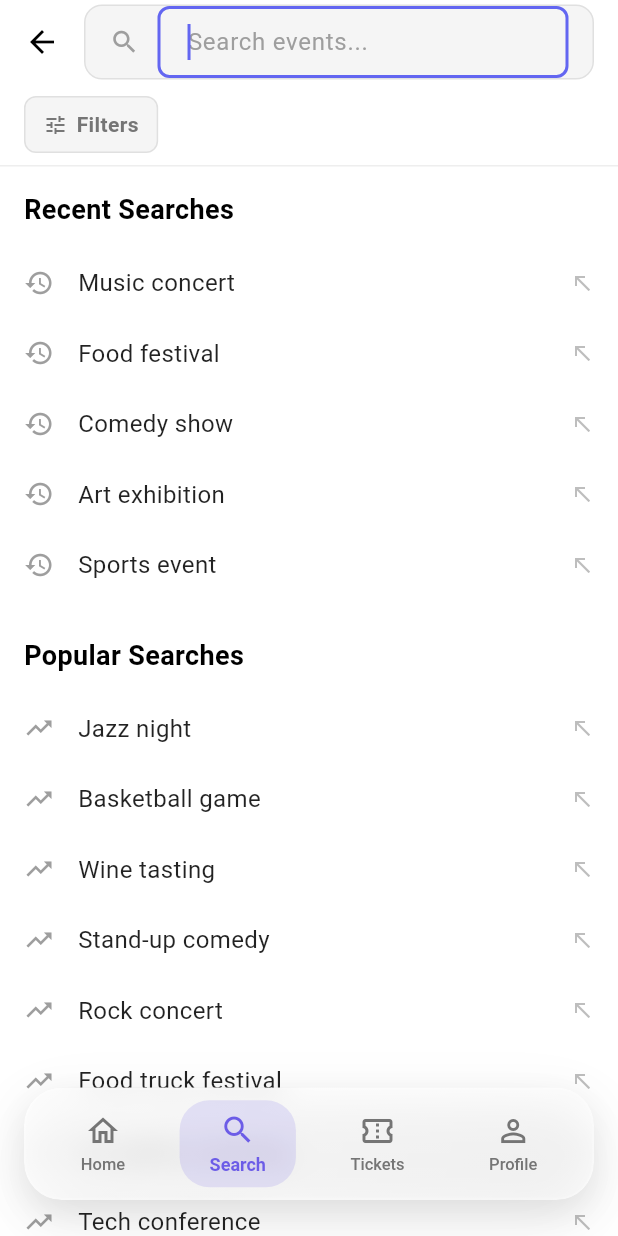
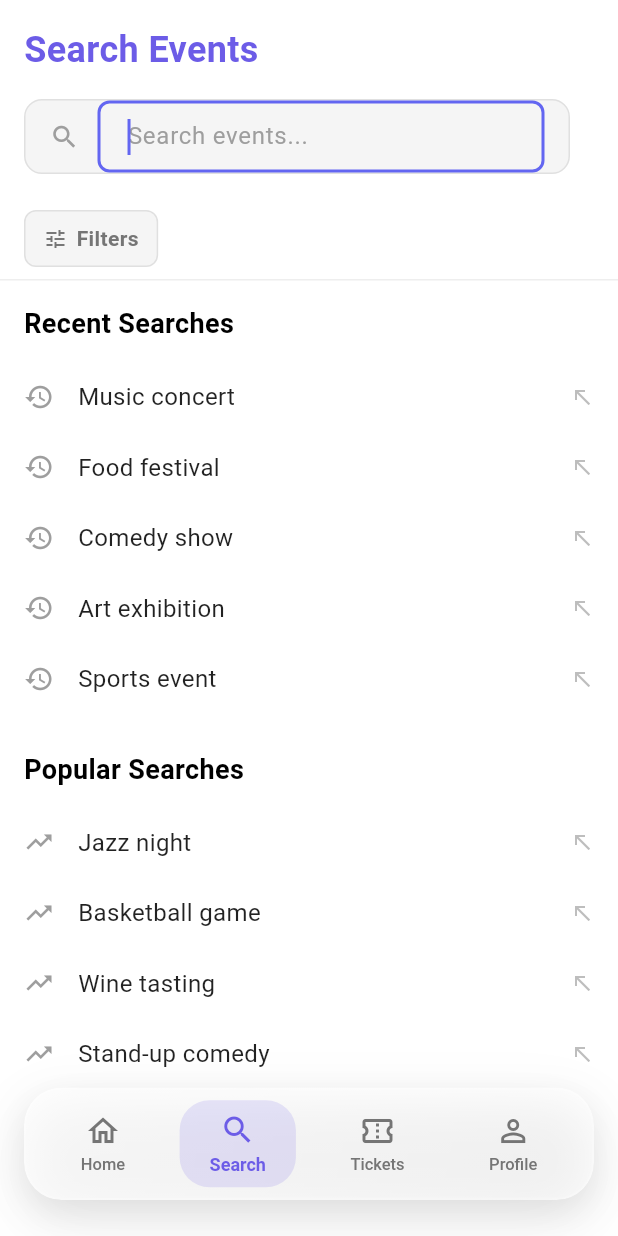
Before and after one commit to pvnzki/EventBn, a Flutter app: the HomeScreen screen opened by its route, after a tap on "Search...", on a phone screen of 412 x 824 dp. Run offline on Flutter 3.47's test engine with Material 3 defaults, Android fonts, the phone set to English and light mode, and no system bars; our stand-ins replace flutter_dotenv, go_router, shared_preferences; missing offline and left inert: flutter_stripe; accounts and stored records are empty; network calls fail.

Commit message:
Refactor screens to use Container and SafeArea for consistent layout; update navigation method in HomeScreen.

```diff
--- a/mobile-app/lib/features/events/screens/home_screen.dart
+++ b/mobile-app/lib/features/events/screens/home_screen.dart
@@ -75,9 +75,9 @@ class _HomeScreenState extends State<HomeScreen> {
 
   @override
   Widget build(BuildContext context) {
-    return Scaffold(
-      backgroundColor: Colors.white,
-      body: SafeArea(
+    return Container(
+      color: Colors.white,
+      child: SafeArea(
         child: SingleChildScrollView(
           child: Column(
             crossAxisAlignment: CrossAxisAlignment.start,
@@ -206,7 +206,7 @@ class _HomeScreenState extends State<HomeScreen> {
     return Padding(
       padding: const EdgeInsets.symmetric(horizontal: 24),
       child: GestureDetector(
-        onTap: () => context.push('/search'),
+        onTap: () => context.go('/search'),
         child: Container(
           padding: const EdgeInsets.symmetric(horizontal: 16, vertical: 12),
           decoration: BoxDecoration(
--- a/mobile-app/lib/features/events/screens/search_screen.dart
+++ b/mobile-app/lib/features/events/screens/search_screen.dart
@@ -140,20 +140,37 @@ class _SearchScreenState extends State<SearchScreen> {
 
   @override
   Widget build(BuildContext context) {
-    return Scaffold(
-      backgroundColor: Colors.white,
-      appBar: AppBar(
-        backgroundColor: Colors.white,
-        elevation: 0,
-        leading: IconButton(
-          icon: const Icon(Icons.arrow_back, color: Colors.black),
-          onPressed: () => Navigator.of(context).pop(),
+    return Container(
+      color: Colors.white,
+      child: SafeArea(
+        child: Column(
+          children: [
+            // Search header with title
+            Padding(
+              padding: const EdgeInsets.all(16.0),
+              child: Row(
+                children: [
+                  const Text(
+                    'Search Events',
+                    style: TextStyle(
+                      fontSize: 24,
+                      fontWeight: FontWeight.bold,
+                      color: Color(0xFF6C5CE7),
                     ),
-        title: _buildSearchBar(),
-        titleSpacing: 0,
                   ),
-      body: Column(
-        children: [
+                  const Spacer(),
+                ],
+              ),
+            ),
+
+            // Search bar
+            Padding(
+              padding: const EdgeInsets.symmetric(horizontal: 16.0),
+              child: _buildSearchBar(),
+            ),
+
+            const SizedBox(height: 16),
+
             // Filter bar
             _buildFilterBar(),
 
@@ -167,6 +184,7 @@ class _SearchScreenState extends State<SearchScreen> {
                   : _buildSearchResults(),
             ),
           ],
+        ),
       ),
     );
   }
```
Also changed, not shown: mobile-app/lib/features/profile/screens/profile_screen.dart (+33 -10 lines), mobile-app/lib/features/tickets/screens/my_tickets_screen.dart (+33 -10 lines). Lines whose indentation alone changed are shown as unchanged.
